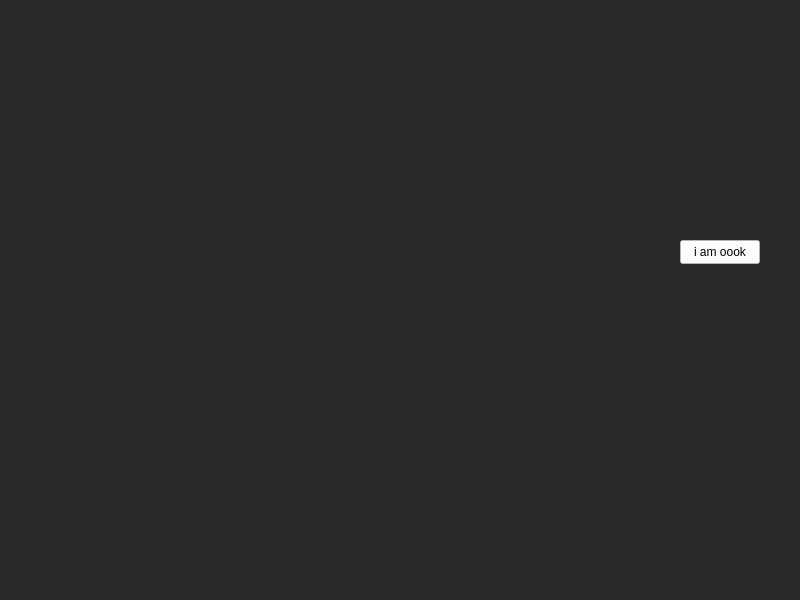
Qt form Robogotchi/widget.ui (drhugoz/Robogotchi) before a commit.
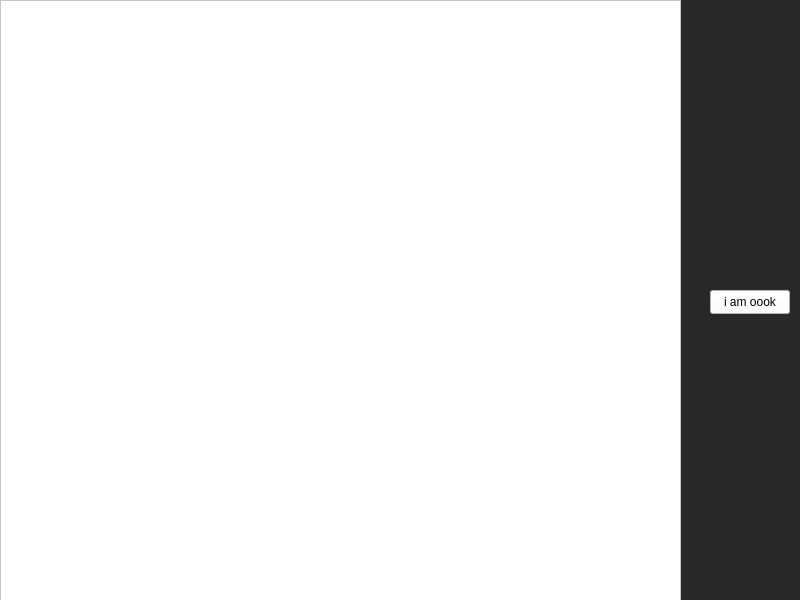
The same form after that commit.

Patch:
```diff
--- a/Robogotchi/widget.ui
+++ b/Robogotchi/widget.ui
@@ -25,8 +25,8 @@
   <widget class="QPushButton" name="pushButton">
    <property name="geometry">
     <rect>
-     <x>680</x>
-     <y>240</y>
+     <x>710</x>
+     <y>290</y>
      <width>80</width>
      <height>24</height>
     </rect>
@@ -49,6 +49,19 @@
     <string>i am oook</string>
    </property>
   </widget>
+  <widget class="QGraphicsView" name="graphicsView">
+   <property name="geometry">
+    <rect>
+     <x>0</x>
+     <y>0</y>
+     <width>681</width>
+     <height>601</height>
+    </rect>
+   </property>
+   <property name="styleSheet">
+    <string notr="true">background-color: rgb(255, 255, 255);</string>
+   </property>
+  </widget>
  </widget>
  <layoutdefault spacing="6" margin="11"/>
  <resources/>
```
